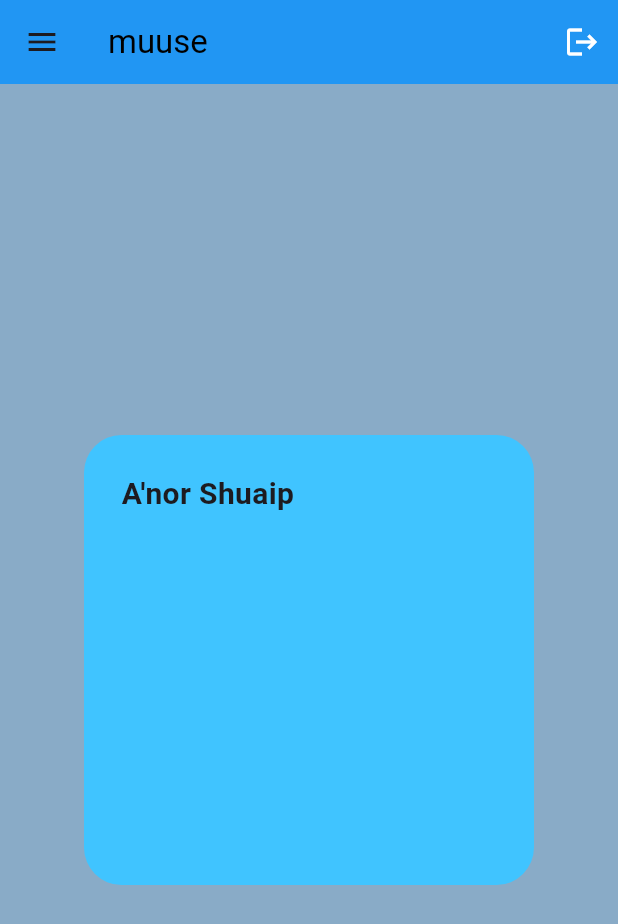
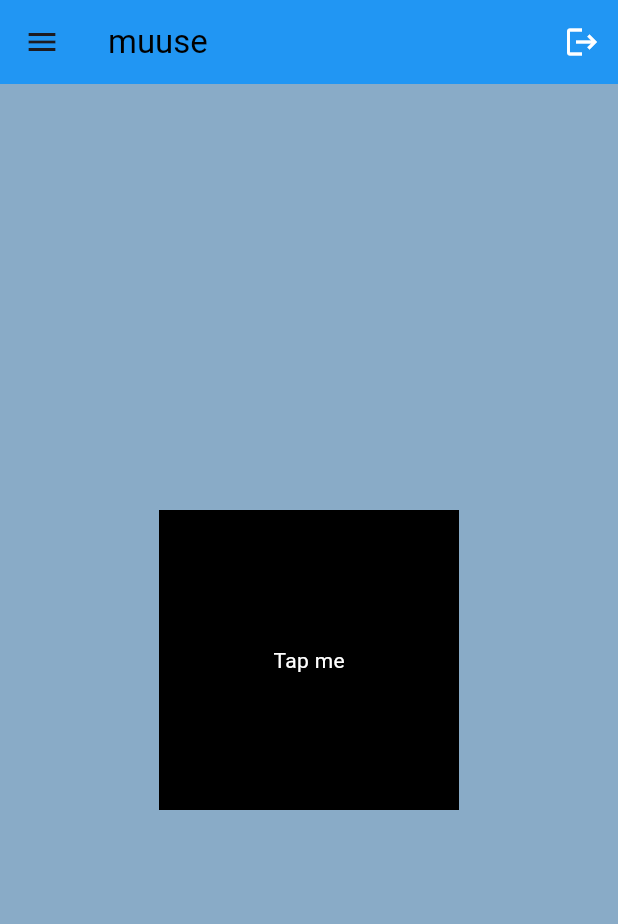
Before and after one commit to Dave-notch/dummy_test_app, a Flutter app: the screen it shows after launch, on a phone screen of 412 x 824 dp. Shown: the top 924 px of the screen. Run offline on Flutter 3.47's test engine with Material 3 defaults, Android fonts, the phone set to English and light mode, and no system bars; our stand-ins replace device_preview.

Commit message:
learned about widget wrapping

```diff
--- /dev/null
+++ b/devtools_options.yaml
@@ -0,0 +1,3 @@
+description: This file stores settings for Dart & Flutter DevTools.
+documentation: https://docs.flutter.dev/tools/devtools/extensions#configure-extension-enablement-states
+extensions:
--- a/lib/main.dart
+++ b/lib/main.dart
@@ -13,6 +13,9 @@ void main() {
 
 class MyApp extends StatelessWidget {
   const MyApp({super.key});
+    void user(){
+      print('user tapped');
+    }
 
   @override
   Widget build(BuildContext context) {
@@ -36,35 +39,31 @@ class MyApp extends StatelessWidget {
      actions: [IconButton(onPressed: () {}, icon: Icon(Icons.logout,
     color: Colors.white,
     ))
+
 ],
+
       ),
       body: Center(
 
-
-        child: Container(
-          height: 300,
-          width: 300,
-          padding: EdgeInsets.all(25),
-          decoration: BoxDecoration(
-          color: Colors.lightBlueAccent,
-          borderRadius: BorderRadius.circular(25)
-
-          ),
-         child: Text(
-          'A\'nor Shuaip',
-
-          style: TextStyle(
-            fontSize: 20,
-            fontWeight: FontWeight.bold,
+        child: GestureDetector(
+          onTap: user,
+          child: Container(
+            height: 200,
+            width: 200,
+            color: Colors.black,
+            child: Center(
+              child: Text(
+                'Tap me',
+                style: TextStyle(
+                  color: Colors.white,
+                ),
+              ),
+            ),
 
 
           ),
+        ),
 
-         ),
-
-
-
-        ),
       ),
       ),
     );
--- a/pubspec.yaml
+++ b/pubspec.yaml
@@ -31,6 +31,7 @@ dependencies:
   flutter:
     sdk: flutter
   device_preview: 1.2.0
+
   http: ^1.1.0
   provider: ^6.0.0
 
@@ -50,7 +51,7 @@ dev_dependencies:
   flutter_lints: ^6.0.0
 
 # For information on the generic Dart part of this file, see the
-# following page: https://dart.dev/tools/pub/pubspec
+# following page: https://dart.d11ev/tools/pub/pubspec
 
 # The following section is specific to Flutter packages.
 flutter:
```
